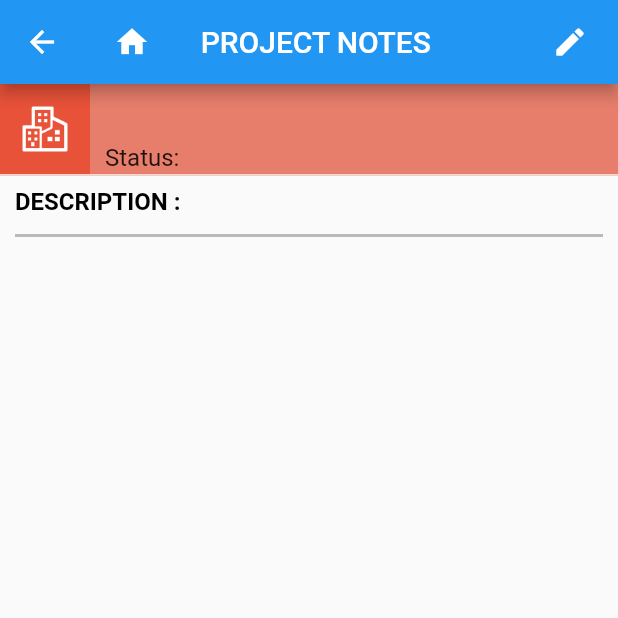
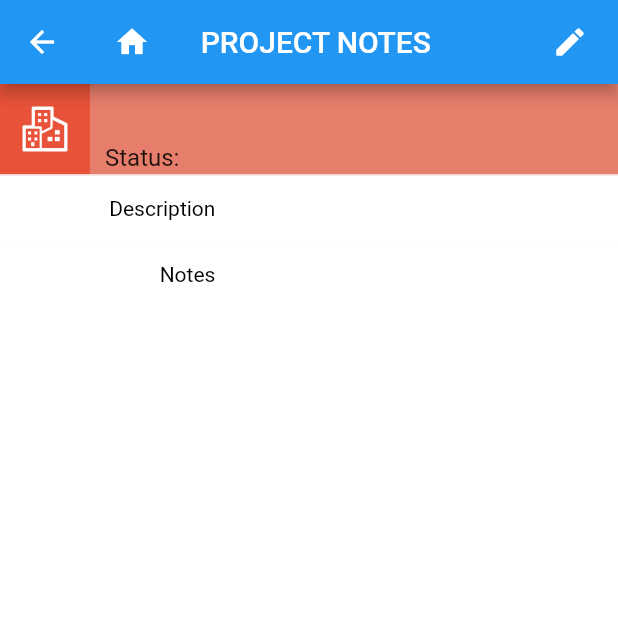
Before and after one commit to sweety-virtualEmployee/salesachiever_mobile, a Flutter app: the DynamicProjectNotes screen opened directly with empty values, on a phone screen of 412 x 824 dp, the top half of it. Run offline on Flutter 3.47's test engine with Material 2 defaults, Android fonts, the light colour scheme and no system bars; drawn by our look-alikes of flutter_platform_widgets, loader_overlay; our stand-ins replace dio, flutter_datetime_picker, flutter_riverpod, fluttertoast, hive, hive_flutter and 5 more; missing offline and left inert: flutter_phone_direct_caller, image_picker_for_web, package_info_plus_web, shared_preferences_web; accounts and stored records are empty; network calls fail.

Commit message:
changesd

```diff
--- a/lib/modules/2_list_manager/services/list_manager_service.dart
+++ b/lib/modules/2_list_manager/services/list_manager_service.dart
@@ -23,7 +23,7 @@ class ListManagerService {
 
     var data = await _listItemApi.getDefaultLists(user);
     List<dynamic> items = data['Items'];
-    log("project *********$items");
+    log("project1 *********$items");
 
     await Hive.box<dynamic>('defaultLists').clear();
     await Hive.box<dynamic>('defaultLists').addAll(items);
--- a/lib/modules/5_project/services/project_service.dart
+++ b/lib/modules/5_project/services/project_service.dart
@@ -41,7 +41,7 @@ class ProjectService extends EntityService {
   Future<dynamic> addProjectNote(String projectId, dynamic projectNote) async {
     if (projectNote == null || projectNote == '') projectNote = ' ';
 
-    return _projectApi.addProjectNote(projectId, projectNote);
+    return _projectApi.addProjectNote(projectId, projectNote,"");
   }
 
   Future<dynamic> updateProjectNote(
@@ -70,7 +70,7 @@ class ProjectService extends EntityService {
   }
 
   List<dynamic> getuserFields() {
-    List<dynamic> items =
+     List<dynamic> items =
         Hive.box<dynamic>('userFields_project').values.toList();
 
     items.sort((a, b) => a['ORDER_NUM'].compareTo(b['ORDER_NUM']));
--- a/lib/modules/base/entity/widgets/psa_entity_list_view.dart
+++ b/lib/modules/base/entity/widgets/psa_entity_list_view.dart
@@ -46,10 +46,13 @@ class _PsaEntityListViewState extends State<PsaEntityListView> {
 
   @override
   void initState() {
+    print("entity service${this.widget.service}");
     _searchText = '%25';
     entityService = this.widget.service;
     entityList = EntityListStream(
         entityService, _searchText, this.widget.sortBy, this.widget.filterBy);
+    print("entity service${this.widget.service}");
+    print("entity list value${entityList}");
     scrollController.addListener(() {
       if (scrollController.position.maxScrollExtent <
           scrollController.offset + 5000) {
--- a/lib/modules/dynamic_module/5_dynamic_project/api/dynamic_project_api.dart
+++ b/lib/modules/dynamic_module/5_dynamic_project/api/dynamic_project_api.dart
@@ -86,7 +86,7 @@ class DynamicProjectApi {
       headers.add({'key': 'FilterSet', 'headers': jsonEncode(filterBy)});
 
     return await Api().get(
-        '/list/$listName?searchText=$searchText&pageSize=$pageSize&pageNumber=$pageNumber&systemLayout=true',
+        '/list/$listName?searchText=$searchText&pageSize=$pageSize&pageNumber=$pageNumber&systemLayout=false',
         headers);
   }
 
--- a/lib/modules/dynamic_module/5_dynamic_project/screens/dynamic_project_edit_screen.dart
+++ b/lib/modules/dynamic_module/5_dynamic_project/screens/dynamic_project_edit_screen.dart
@@ -507,7 +507,7 @@ class _DynamicProjectEditScreenState extends State<DynamicProjectEditScreen> {
                   LangUtil.getString('Entities', 'Project.Create.Text'),
               projectID: _project?['PROJECT_ID'],
               status: _project?['SELLINGSTATUS_ID'],
-              siteTown: _project?['SITE_TOWN'],
+              siteTown: _project?['OWNER_ID'],
             ),
             Expanded(
               child: SingleChildScrollView(
--- a/lib/modules/dynamic_module/5_dynamic_project/screens/dynamic_project_list_screen.dart
+++ b/lib/modules/dynamic_module/5_dynamic_project/screens/dynamic_project_list_screen.dart
@@ -26,12 +26,14 @@ class DynamicProjectListScreen extends StatelessWidget {
 
   @override
   Widget build(BuildContext context) {
+    print("listName${listName}");
     return PsaScaffold(
       title: LangUtil.getString('Entities', 'Project.Description')+" - List",
       body: PsaEntityListView(
         service: DynamicProjectService(listName: listName),
         display: (
             {required final dynamic entity, required final Function refresh}) {
+          print("check entity${entity}");
           return DynamicProjectListItemWidget(
             entity: entity,
             refresh: refresh,
--- a/lib/modules/dynamic_module/5_dynamic_project/screens/dynamic_project_notes.dart
+++ b/lib/modules/dynamic_module/5_dynamic_project/screens/dynamic_project_notes.dart
@@ -1,23 +1,25 @@
+import 'package:dio/dio.dart';
 import 'package:flutter/cupertino.dart';
 import 'package:flutter/material.dart';
 import 'package:flutter_platform_widgets/flutter_platform_widgets.dart';
-import 'package:salesachiever_mobile/modules/dynamic_module/5_dynamic_project/screens/dynamic_project_notes_edit.dart';
+import 'package:loader_overlay/loader_overlay.dart';
 import 'package:salesachiever_mobile/modules/dynamic_module/5_dynamic_project/screens/dynamic_psa_header.dart';
 import 'package:salesachiever_mobile/shared/widgets/layout/psa_scaffold.dart';
 import '../../../../shared/widgets/buttons/psa_edit_button.dart';
+import '../../../../shared/widgets/forms/psa_textfield_row.dart';
+import '../../../../utils/error_util.dart';
 import '../../../../utils/lang_util.dart';
+import '../../../../utils/message_util.dart';
+import '../services/dynamic_project_service.dart';
 
 class DynamicProjectNotes extends StatefulWidget {
-  String description;
-  String notes;
-  String notesId;
   final Map<String, dynamic> project;
+  final Map<String, dynamic> notesData;
+  final bool isNewNote;
 
   DynamicProjectNotes(
       {Key? key,
-      required this.description,
-      required this.notes,
-      required this.project,required this.notesId})
+      required this.project,required this.notesData,required this.isNewNote})
       : super(key: key);
 
   @override
@@ -25,27 +27,65 @@ class DynamicProjectNotes extends StatefulWidget {
 }
 
 class _DynamicProjectNotesState extends State<DynamicProjectNotes> {
+  bool _readonly = true;
+  dynamic _notesData;
+  String _updateNotes='';
+  String _updateDescription='';
+  bool? _isNewNote;
+  @override
+  void initState() {
+    _notesData = this.widget.notesData;
+    super.initState();
+  }
+
+
+  onTap() async {
+    print("readonly");
+    print(_readonly);
+    if (_readonly) {
+      setState(() => _readonly = !_readonly);
+      return;
+    }
+    print("readonlyafter");
+    print(_readonly);
+    await saveProject();
+  }
+
+  Future<void> saveProject() async {
+   // try {
+      print("UdateNotes${_updateNotes}");
+      print("isNotes${_isNewNote}");
+      context.loaderOverlay.show();
+      if (widget.isNewNote==true) {
+        await DynamicProjectService().addProjectNote(
+            widget.project["PROJECT_ID"], _updateNotes,_updateDescription);
+      } else {
+        await DynamicProjectService()
+            .updateProjectNote(_notesData['NOTE_ID'], _updateNotes);
+      }
+
+      setState(() => _readonly = !_readonly);
+    //}
+ /*   on DioError catch (e) {
+      print("error value$e");
+      ErrorUtil.showErrorMessage(context, e.message);
+    } catch (e) {
+      ErrorUtil.showErrorMessage(context, MessageUtil.getMessage('500'));
+    } finally {*/
+      context.loaderOverlay.hide();
+    //}
+  }
+
   @override
   Widget build(BuildContext context) {
+    print("fieldData12${_notesData["NOTES"]}");
+    print("fieldData12${ _notesData['DESCRIPTION']}");
+    print("fieldData12${widget.isNewNote}");
     return PsaScaffold(
         title: "Project Notes",
-        action:PsaEditButton(
-          text: 'Edit',
-          onTap: () {
-            Navigator.push(
-              context,
-              MaterialPageRoute(
-                builder: (context) {
-                  return DynamicProjectEditNotes(
-                    description: widget.description,
-                    project: widget.project,
-                    notes: widget.notes,
-                    notesId: widget.notesId,
-                  );
-                },
-              ),
-            );
-          },
+        action: PsaEditButton(
+          text: _readonly ? 'Edit' : 'Save',
+          onTap: onTap,
         ),
         body: Column(
           crossAxisAlignment: CrossAxisAlignment.start,
@@ -57,48 +97,51 @@ class _DynamicProjectNotesState extends State<DynamicProjectNotes> {
                   LangUtil.getString('Entities', 'Project.Create.Text'),
               projectID: widget.project['PROJECT_ID'],
               status: widget.project['SELLINGSTATUS_ID'],
-              siteTown: widget.project['SITE_TOWN'],
+              siteTown: widget.project['OWNER_ID'],
             ),
-            Padding(
-              padding: const EdgeInsets.symmetric(horizontal: 10.0,vertical: 8),
-              child: Column(
-                crossAxisAlignment: CrossAxisAlignment.start,
-                children: [
-                  Row(
-                    children: [
-                      PlatformText(
-                        "Description : ",
-                        //widget.entity['ACCTNAME'] ?? '',
-                        style: TextStyle(color: Colors.black, fontSize: 16,fontWeight: FontWeight.w700),
-                        overflow: TextOverflow.fade,
-                        softWrap: false,
-                      ),
-                      PlatformText(
-                        " ${widget.description}",
-                        //widget.entity['ACCTNAME'] ?? '',
-                        style: TextStyle(color: Colors.black, fontSize: 16),
-                        overflow: TextOverflow.fade,
-                        softWrap: false,
-                      ),
-                    ],
-                  ),
-                  SizedBox(height: 5,),
-                  Divider(
-                    color: Colors.black26,
-                    thickness: 2,
-                  ),
-                  SizedBox(height: 5,),
-                  PlatformText(
-                    widget.notes,
-                    style:
-                    TextStyle(fontWeight: FontWeight.w500, color: Colors.black87),
-                    overflow: TextOverflow.ellipsis,
-                  ),
-                ],
-              ),
+            Column(
+              crossAxisAlignment: CrossAxisAlignment.start,
+              children: [
+                PsaTextFieldRow(
+                  isRequired: false,
+                  fieldKey:_notesData['DESCRIPTION']!=null? _notesData['DESCRIPTION']:"",
+                  title:"Description",
+                  value:_notesData['DESCRIPTION']!=null? _notesData['DESCRIPTION']:"",
+                  keyboardType: TextInputType.text,
+                  readOnly:!widget.isNewNote,
+                  onChange: (_, __) =>_onDescriptionChange(__,_notesData["DESCRIPTION"].toString().length),
+                ),
+                PsaTextFieldRow(
+                  isRequired: false,
+                  maxLines: 30 ,
+                  fieldKey: _notesData['NOTES']!=null?_notesData["NOTES"]:"",
+                  title: "Notes",
+                  value: _notesData['NOTES']!=null?_notesData["NOTES"]:"",
+                  keyboardType: TextInputType.text,
+                  readOnly: _readonly,
+                  onChange: (_, __) => _onNoteChange(__,_notesData["NOTES"].toString().length),
+                ),
+              ],
             ),
 
           ],
         ));
   }
+
+  void _onNoteChange(String value,int? state) {
+    print("state$state");
+    print(value);
+    setState(() {
+      _updateNotes = value;
+      _isNewNote = state == null || state == 0;
+    });
+  }
+
+  void _onDescriptionChange(String value,int? state) {
+    print("state$state");
+    print(value);
+    setState(() {
+      _updateDescription = value;
+    });
+  }
 }
--- a/lib/modules/dynamic_module/5_dynamic_project/screens/dynamic_project_tabs.dart
+++ b/lib/modules/dynamic_module/5_dynamic_project/screens/dynamic_project_tabs.dart
@@ -70,7 +70,7 @@ class _ProjectTabsState extends State<ProjectTabs> {
 
   @override
   Widget build(BuildContext context) {
-    print("project data $_project");
+    print("project data ${_project['OWNER_ID']}");
     return PsaScaffold(
       title: LangUtil.getString('Entities', 'Project.Description') + " -  ${widget.projectName==null?"Tabs":widget.projectName}",
       body: FutureBuilder(
@@ -85,7 +85,7 @@ class _ProjectTabsState extends State<ProjectTabs> {
                       LangUtil.getString('Entities', 'Project.Create.Text'),
                   projectID: _project?['PROJECT_ID'],
                   status: _project?['SELLINGSTATUS_ID'],
-                  siteTown: _project?['SITE_TOWN'],
+                  siteTown: _project?['OWNER_ID'],
                 ),
                 Container(
                   color: Colors.white,
--- a/lib/shared/widgets/forms/psa_textfield_row.dart
+++ b/lib/shared/widgets/forms/psa_textfield_row.dart
@@ -14,6 +14,7 @@ class PsaTextFieldRow extends StatefulWidget {
   final Function? onChange;
   final bool? isRequired;
   final String? updatedFieldKey;
+  final int? maxLines;
 
   const PsaTextFieldRow({
     Key? key,
@@ -23,6 +24,7 @@ class PsaTextFieldRow extends StatefulWidget {
     this.value,
     this.keyboardType,
     this.onChange,
+    this.maxLines = 1,
     this.isRequired = false,
     this.updatedFieldKey,
   }) : super(key: key);
@@ -68,8 +70,11 @@ class _PsaTextFieldRowState extends State<PsaTextFieldRow> {
       color: Colors.white,
       child: CupertinoFormRow(
         child: Row(
+          crossAxisAlignment: CrossAxisAlignment.start,
           children: [
-            SizedBox(
+            Padding(
+              padding: const EdgeInsets.only(top: 8.0),
+              child: SizedBox(
                 width: MediaQuery.of(context).size.width * 0.30,
                 child: Text(
                   widget.title ?? '',
@@ -80,10 +85,12 @@ class _PsaTextFieldRowState extends State<PsaTextFieldRow> {
                           : Colors.black),
                 ),
               ),
+            ),
             Expanded(
               child: Padding(
                 padding: const EdgeInsets.only(left: 12.0, right: 12.0),
                 child: CupertinoTextField(
+                  maxLines: widget.maxLines,
                   controller: textController,
                   decoration: new BoxDecoration(
                     color: Colors.white,
```
Also changed, not shown: lib/modules/5_project/api/project_api.dart (+15 -7 lines), lib/modules/dynamic_module/5_dynamic_project/screens/dynamic_project_notes_edit.dart (deleted, +0 -69 lines), lib/modules/dynamic_module/5_dynamic_project/services/dynamic_project_service.dart (+9 -5 lines), lib/modules/dynamic_module/5_dynamic_project/widgets/dynamic_project_list_item.dart (+6 -6 lines), lib/shared/screens/dynamic_related_entity_screen.dart (+25 -8 lines). Lines whose indentation alone changed are shown as unchanged.
